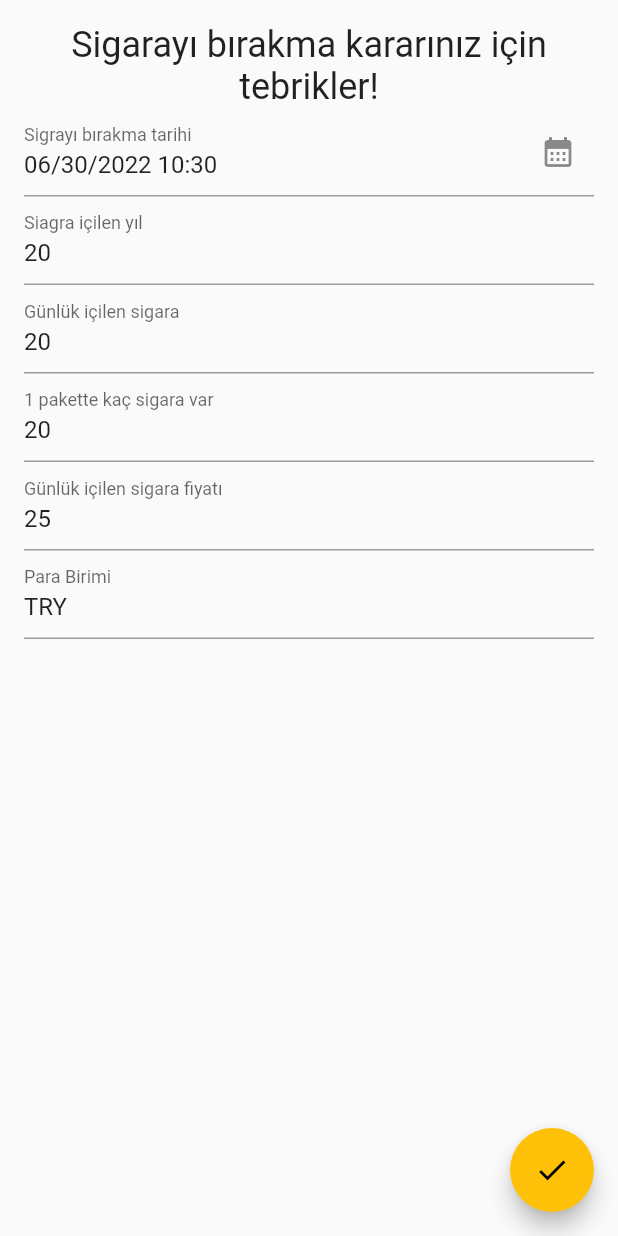
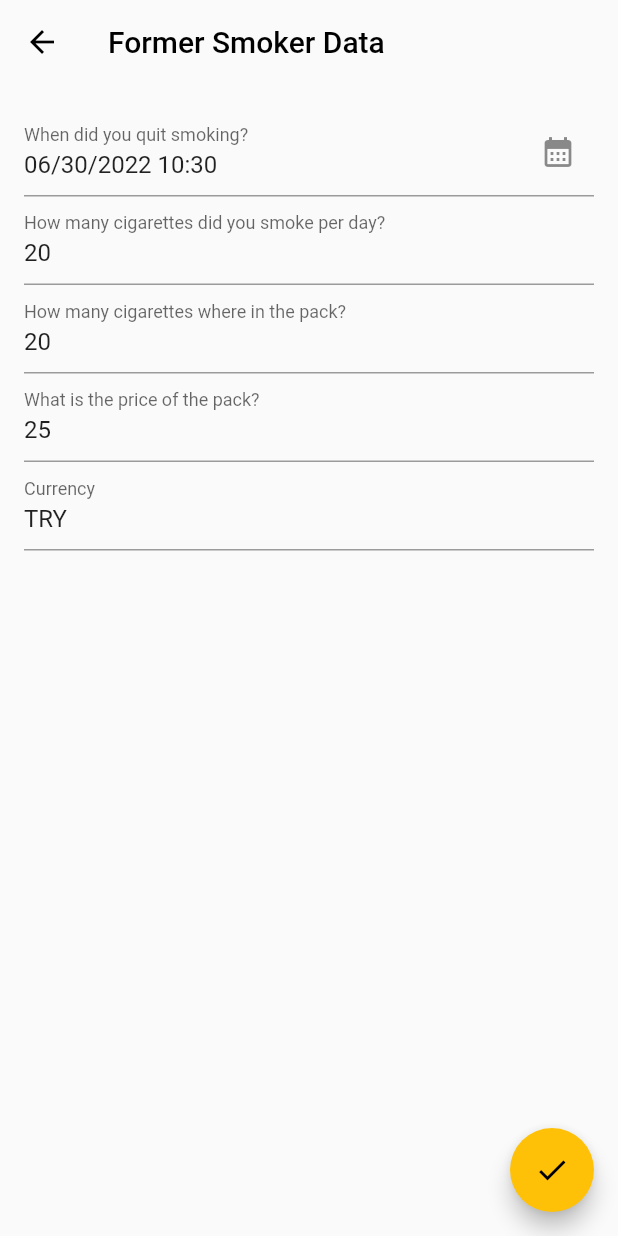
Before and after one commit to musahinist/quit_smoking, a Flutter app: the SmokerInfoSection screen opened directly, on a phone screen of 412 x 824 dp. Run offline on Flutter 3.47's test engine with Material 2 defaults, Android fonts, the phone set to English and light mode, and no system bars; our stand-ins replace camera, flutter_riverpod, riverpod; missing offline and left inert: photo_manager.

```diff
--- a/lib/view/more/smoker_info_section.dart
+++ b/lib/view/more/smoker_info_section.dart
@@ -8,47 +8,47 @@ class SmokerInfoSection extends StatelessWidget {
   @override
   Widget build(BuildContext context) {
     return Scaffold(
+      appBar: AppBar(
+        backgroundColor: Colors.transparent,
+        elevation: 0,
+        title: const Text('Former Smoker Data'),
+      ),
       body: ListView(
         padding: const EdgeInsets.all(16),
         children: [
-          Text(
-            "Sigarayı bırakma kararınız için tebrikler!",
-            textAlign: TextAlign.center,
-            style: Theme.of(context).textTheme.headline5,
-          ),
           DateFormField(
-              label: 'Sigrayı bırakma tarihi',
+              label: 'When did you quit smoking?',
               onChanged: (value) {
                 mockUser = mockUser.copyWith(quitDate: value.toIso8601String());
               }),
+          // TextFormField(
+          //   initialValue: "20",
+          //   decoration: const InputDecoration(
+          //     label: Text('Siagra içilen yıl'),
+          //   ),
+          // ),
           TextFormField(
             initialValue: "20",
             decoration: const InputDecoration(
-              label: Text('Siagra içilen yıl'),
+              label: Text('How many cigarettes did you smoke per day?'),
             ),
           ),
           TextFormField(
             initialValue: "20",
             decoration: const InputDecoration(
-              label: Text('Günlük içilen sigara'),
-            ),
-          ),
-          TextFormField(
-            initialValue: "20",
-            decoration: const InputDecoration(
-              label: Text('1 pakette kaç sigara var'),
+              label: Text('How many cigarettes where in the pack?'),
             ),
           ),
           TextFormField(
             initialValue: "25",
             decoration: const InputDecoration(
-              label: Text('Günlük içilen sigara fiyatı'),
+              label: Text('What is the price of the pack?'),
             ),
           ),
           TextFormField(
             initialValue: "TRY",
             decoration: const InputDecoration(
-              label: Text('Para Birimi'),
+              label: Text('Currency'),
             ),
           )
         ],
--- a/pubspec.yaml
+++ b/pubspec.yaml
@@ -35,6 +35,8 @@ dependencies:
   flutter_riverpod: ^1.0.4
   camera: ^0.9.8+1
   photo_manager: ^2.1.4
+  hive: ^2.2.2
+  hive_flutter: ^1.1.0
 
 
 
@@ -45,6 +47,9 @@ dependencies:
 dev_dependencies:
   flutter_test:
     sdk: flutter
+  build_runner: ^2.1.11
+  hive_generator: ^1.1.3
+  flutter_launcher_icons: ^0.9.3
 
   # The "flutter_lints" package below contains a set of recommended lints to
   # encourage good coding practices. The lint set provided by the package is
```
Also changed, not shown: pubspec.lock, 1 other file.
